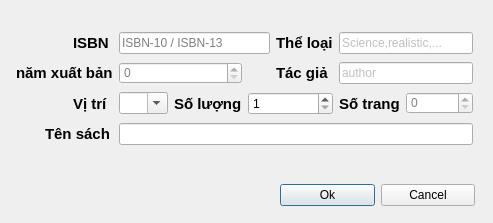
First picture: the form in librarymanage/nhap_dausach.ui, repository DTTaze/Qt-Library-Management, before the edit.
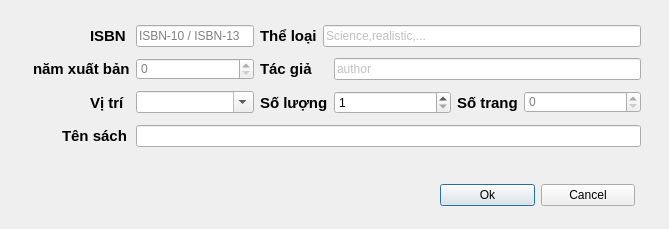
Second picture: the form after the edit.

Commit message: sửa lỗi douple dausach

Diff of the .ui file:
```diff
--- a/librarymanage/nhap_dausach.ui
+++ b/librarymanage/nhap_dausach.ui
@@ -6,8 +6,8 @@
    <rect>
     <x>0</x>
     <y>0</y>
-    <width>493</width>
-    <height>223</height>
+    <width>669</width>
+    <height>229</height>
    </rect>
   </property>
   <property name="windowTitle">
@@ -16,7 +16,7 @@
   <widget class="QWidget" name="layoutWidget_2">
    <property name="geometry">
     <rect>
-     <x>280</x>
+     <x>440</x>
      <y>180</y>
      <width>195</width>
      <height>31</height>
@@ -39,13 +39,13 @@
     </item>
    </layout>
   </widget>
-  <widget class="QWidget" name="layoutWidget">
+  <widget class="QWidget" name="">
    <property name="geometry">
     <rect>
-     <x>-50</x>
-     <y>30</y>
-     <width>523</width>
-     <height>118</height>
+     <x>-90</x>
+     <y>20</y>
+     <width>731</width>
+     <height>136</height>
     </rect>
    </property>
    <layout class="QGridLayout" name="gridLayout">
@@ -56,7 +56,7 @@
       </property>
       <property name="sizeHint" stdset="0">
        <size>
-        <width>78</width>
+        <width>108</width>
         <height>20</height>
        </size>
       </property>
@@ -73,8 +73,14 @@
       </property>
      </widget>
     </item>
-    <item row="0" column="4" colspan="3">
+    <item row="0" column="4">
      <widget class="QLineEdit" name="lineEdit_ISBN_2">
+      <property name="sizePolicy">
+       <sizepolicy hsizetype="Expanding" vsizetype="Fixed">
+        <horstretch>0</horstretch>
+        <verstretch>0</verstretch>
+       </sizepolicy>
+      </property>
       <property name="maxLength">
        <number>17</number>
       </property>
@@ -83,7 +89,7 @@
       </property>
      </widget>
     </item>
-    <item row="0" column="7">
+    <item row="0" column="5">
      <widget class="QLabel" name="label__theloai_6">
       <property name="styleSheet">
        <string notr="true">font-size: 15px;color:black;font-weight:700;</string>
@@ -93,8 +99,14 @@
       </property>
      </widget>
     </item>
-    <item row="0" column="8" colspan="2">
+    <item row="0" column="6" colspan="4">
      <widget class="QLineEdit" name="lineEdit_theloai_2">
+      <property name="sizePolicy">
+       <sizepolicy hsizetype="Expanding" vsizetype="Fixed">
+        <horstretch>0</horstretch>
+        <verstretch>0</verstretch>
+       </sizepolicy>
+      </property>
       <property name="styleSheet">
        <string notr="true">color: gray;</string>
       </property>
@@ -104,13 +116,13 @@
      </widget>
     </item>
     <item row="1" column="0">
-     <spacer name="horizontalSpacer_5">
+     <spacer name="horizontalSpacer_4">
       <property name="orientation">
        <enum>Qt::Orientation::Horizontal</enum>
       </property>
       <property name="sizeHint" stdset="0">
        <size>
-        <width>13</width>
+        <width>40</width>
         <height>20</height>
        </size>
       </property>
@@ -126,8 +138,14 @@
       </property>
      </widget>
     </item>
-    <item row="1" column="4" colspan="2">
+    <item row="1" column="4">
      <widget class="QSpinBox" name="spinBox_namsb_2">
+      <property name="sizePolicy">
+       <sizepolicy hsizetype="Expanding" vsizetype="Fixed">
+        <horstretch>0</horstretch>
+        <verstretch>0</verstretch>
+       </sizepolicy>
+      </property>
       <property name="styleSheet">
        <string notr="true">color: gray;</string>
       </property>
@@ -136,20 +154,7 @@
       </property>
      </widget>
     </item>
-    <item row="1" column="6">
-     <spacer name="horizontalSpacer_4">
-      <property name="orientation">
-       <enum>Qt::Orientation::Horizontal</enum>
-      </property>
-      <property name="sizeHint" stdset="0">
-       <size>
-        <width>28</width>
-        <height>20</height>
-       </size>
-      </property>
-     </spacer>
-    </item>
-    <item row="1" column="7">
+    <item row="1" column="5">
      <widget class="QLabel" name="label_tacgia_4">
       <property name="styleSheet">
        <string notr="true">font-size: 15px;color:black;font-weight:700;</string>
@@ -159,8 +164,14 @@
       </property>
      </widget>
     </item>
-    <item row="1" column="8" colspan="2">
+    <item row="1" column="7" colspan="3">
      <widget class="QLineEdit" name="lineEdit_tacgia_2">
+      <property name="sizePolicy">
+       <sizepolicy hsizetype="Expanding" vsizetype="Fixed">
+        <horstretch>0</horstretch>
+        <verstretch>0</verstretch>
+       </sizepolicy>
+      </property>
       <property name="styleSheet">
        <string notr="true">color: gray;</string>
       </property>
@@ -176,7 +187,7 @@
       </property>
       <property name="sizeHint" stdset="0">
        <size>
-        <width>78</width>
+        <width>98</width>
         <height>20</height>
        </size>
       </property>
@@ -197,12 +208,21 @@
     </item>
     <item row="2" column="4">
      <widget class="QComboBox" name="comboBox_vitri_2">
+      <property name="sizePolicy">
+       <sizepolicy hsizetype="Expanding" vsizetype="Fixed">
+        <horstretch>0</horstretch>
+        <verstretch>0</verstretch>
+       </sizepolicy>
+      </property>
       <property name="acceptDrops">
        <bool>true</bool>
       </property>
       <property name="editable">
        <bool>true</bool>
       </property>
+      <property name="minimumContentsLength">
+       <number>10</number>
+      </property>
       <property name="placeholderText">
        <string>A-Z</string>
       </property>
@@ -338,7 +358,7 @@
       </item>
      </widget>
     </item>
-    <item row="2" column="5">
+    <item row="2" column="5" colspan="2">
      <widget class="QLabel" name="label_soluong_8">
       <property name="styleSheet">
        <string notr="true">font-size: 15px;color:black;font-weight:700;</string>
@@ -348,8 +368,14 @@
       </property>
      </widget>
     </item>
-    <item row="2" column="6" colspan="2">
+    <item row="2" column="7">
      <widget class="QSpinBox" name="spinBox_soluong_2">
+      <property name="sizePolicy">
+       <sizepolicy hsizetype="Expanding" vsizetype="Fixed">
+        <horstretch>0</horstretch>
+        <verstretch>0</verstretch>
+       </sizepolicy>
+      </property>
       <property name="minimum">
        <number>1</number>
       </property>
@@ -370,6 +396,18 @@
     </item>
     <item row="2" column="9">
      <widget class="QSpinBox" name="spinBox_sotrang_2">
+      <property name="sizePolicy">
+       <sizepolicy hsizetype="Expanding" vsizetype="Fixed">
+        <horstretch>0</horstretch>
+        <verstretch>0</verstretch>
+       </sizepolicy>
+      </property>
+      <property name="minimumSize">
+       <size>
+        <width>10</width>
+        <height>0</height>
+       </size>
+      </property>
       <property name="styleSheet">
        <string notr="true">color: gray;</string>
       </property>
@@ -385,7 +423,7 @@
       </property>
       <property name="sizeHint" stdset="0">
        <size>
-        <width>58</width>
+        <width>88</width>
         <height>20</height>
        </size>
       </property>
```
The commit also changes 4 other files.
